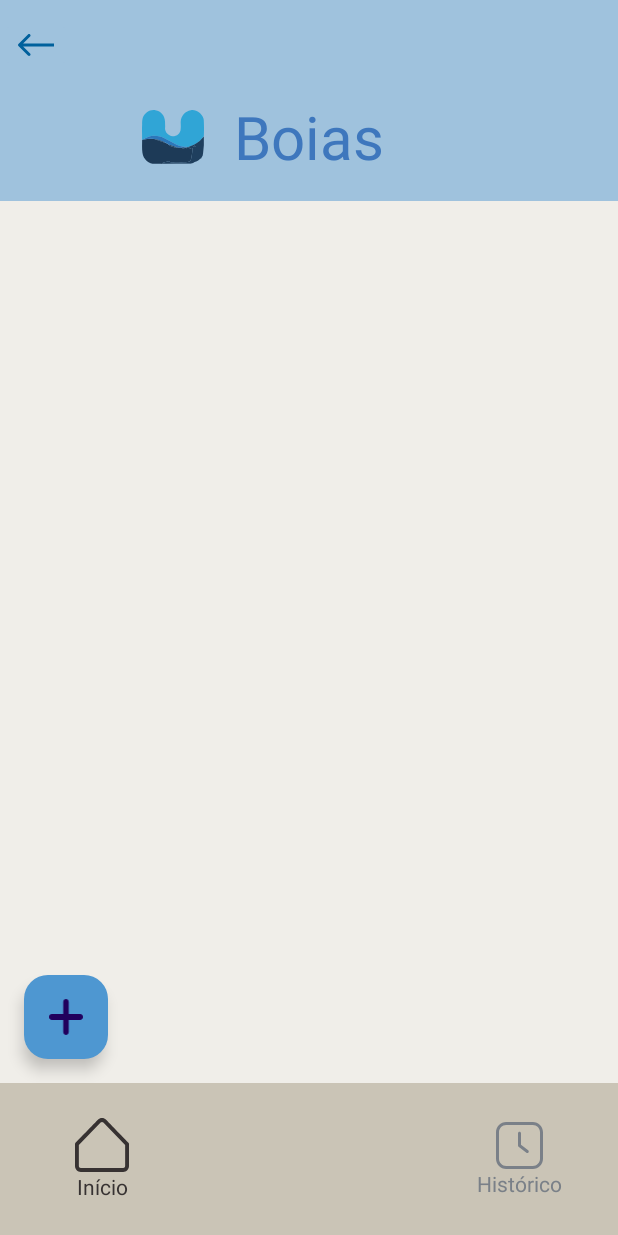
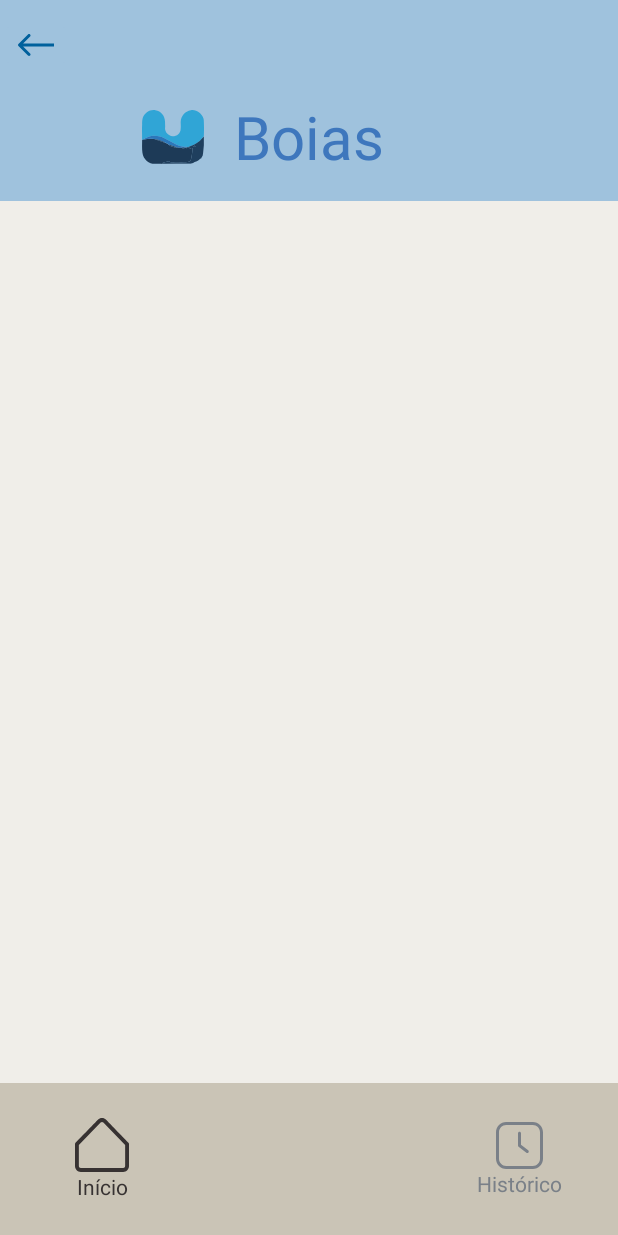
Before and after one commit to Eduardo-D-A/Kanbam, an Android app: the HomeFragment screen opened through its navigation route, on a phone screen of 412 x 824 dp. Run offline under Robolectric (Android 15) with nearby library versions, the phone set to English and light mode, and no system bars.

Commit message:
Kanbam V6

```diff
--- a/app/src/main/java/com/eduardo/task/ui/HomeFragment.kt
+++ b/app/src/main/java/com/eduardo/task/ui/HomeFragment.kt
@@ -32,9 +32,6 @@ class HomeFragment : Fragment() {
     }
 
     private fun initListener() {
-        binding.floatingActionButton2.setOnClickListener {
-            findNavController().navigate((R.id.action_homeFragment_to_formTaskFragment))
-        }
         binding.imgHist.setOnClickListener {
             findNavController().navigate(R.id.action_homeFragment_to_todoFragment)
         }
--- a/app/src/main/java/com/eduardo/task/ui/auth/RegisterFragment.kt
+++ b/app/src/main/java/com/eduardo/task/ui/auth/RegisterFragment.kt
@@ -27,7 +27,6 @@ class RegisterFragment : Fragment() {
 
     override fun onViewCreated(view: View, savedInstanceState: Bundle?) {
         super.onViewCreated(view, savedInstanceState)
-        initToolbar(binding.toolBar)
         initListener()
     }
 
--- a/app/src/main/res/layout/fragment_home.xml
+++ b/app/src/main/res/layout/fragment_home.xml
@@ -5,7 +5,10 @@
     android:layout_height="match_parent"
     xmlns:app="http://schemas.android.com/apk/res-auto"
     tools:context=".ui.HomeFragment">
-
+    <LinearLayout
+        android:layout_width="match_parent"
+        android:layout_height="match_parent"
+        android:orientation="vertical">
         <androidx.constraintlayout.widget.ConstraintLayout
             android:id="@+id/toolBar"
             style="@style/Toolbar"
@@ -42,28 +45,19 @@
                 app:layout_constraintStart_toStartOf="parent"
                 app:layout_constraintTop_toBottomOf="@id/voltar" />
         </androidx.constraintlayout.widget.ConstraintLayout>
+        <LinearLayout android:id="@+id/content"
+            android:layout_width="match_parent"
+            android:layout_height="match_parent"
+            android:orientation="vertical">
 
-    <LinearLayout android:id="@+id/footer"
-        android:layout_alignParentBottom="true"
-        android:layout_width="match_parent"
-        android:layout_height="wrap_content"
-        android:orientation="vertical">
-        <com.google.android.material.floatingactionbutton.FloatingActionButton
-            android:id="@+id/floatingActionButton2"
-            android:layout_width="wrap_content"
-            android:layout_height="wrap_content"
-            android:clickable="true"
-            android:layout_margin="16dp"
-            android:backgroundTint="@color/button_add"
-            android:src="@drawable/addic"
-            android:contentDescription="Adicionar Boia"
-            app:layout_constraintBottom_toTopOf="@id/footer"
-            app:layout_constraintStart_toStartOf="parent"/>
+        </LinearLayout>
+    </LinearLayout>
 
     <androidx.constraintlayout.widget.ConstraintLayout
         android:layout_width="match_parent"
         android:layout_height="wrap_content"
-            android:background="#CAC4B6">
+        android:background="#CAC4B6"
+        android:layout_alignParentBottom="true">
 
         <ImageView android:id="@+id/imgHome"
             android:layout_width="wrap_content"
@@ -107,6 +101,4 @@
 
     </androidx.constraintlayout.widget.ConstraintLayout>
 
-    </LinearLayout>
-
 </RelativeLayout>
```
Also changed, not shown: app/src/main/res/layout/fragment_splash.xml (+11 -4 lines), app/src/main/res/layout/fragment_todo.xml (+34 -26 lines). Lines whose indentation alone changed are shown as unchanged.
